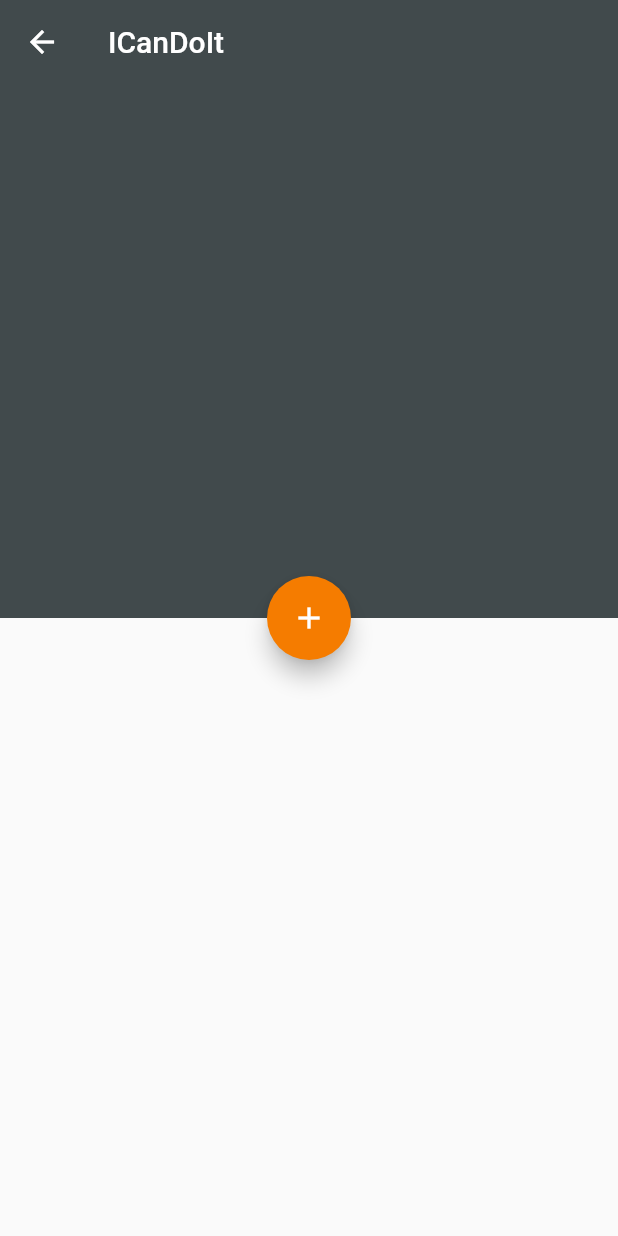
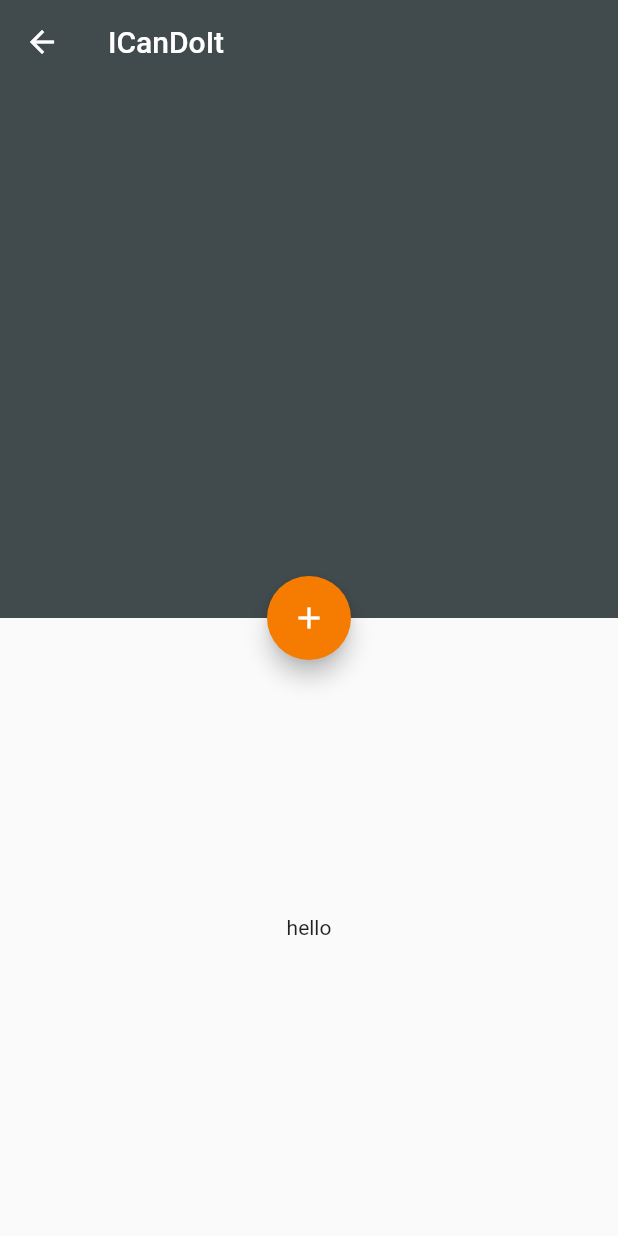
Before and after one commit to Bongouade/I-Can-Do-It, a Flutter app: the screen it shows after launch, after a tap on the "add" icon, on a phone screen of 412 x 824 dp. Run offline on Flutter 3.47's test engine with Material 2 defaults, Android fonts, the phone set to English and light mode, and no system bars.

Commit message:
add text

```diff
--- a/lib/screens/home_screen.dart
+++ b/lib/screens/home_screen.dart
@@ -33,7 +33,7 @@ class _HomeState extends State<Home> {
       return Container(
         alignment: Alignment.center,
         height: MediaQuery.of(context).size.height * 0.5,
-        child: Text(""),
+        child: Text("hello"),
       );
     });
   }
```
